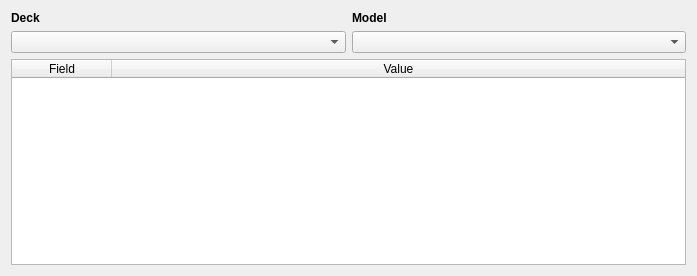
First picture: the form in src/gui/widgets/cardbuilder.ui, repository ripose-jp/Memento, before the edit.
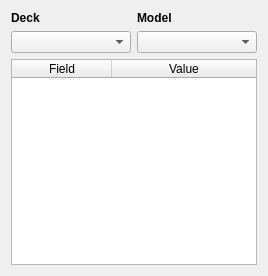
Second picture: the form after the edit. Custom widgets are drawn as their Qt base class.

```diff
--- a/src/gui/widgets/cardbuilder.ui
+++ b/src/gui/widgets/cardbuilder.ui
@@ -6,7 +6,7 @@
    <rect>
     <x>0</x>
     <y>0</y>
-    <width>687</width>
+    <width>268</width>
     <height>276</height>
    </rect>
   </property>
@@ -84,12 +84,6 @@
        <verstretch>0</verstretch>
       </sizepolicy>
      </property>
-     <property name="minimumSize">
-      <size>
-       <width>675</width>
-       <height>0</height>
-      </size>
-     </property>
      <attribute name="horizontalHeaderStretchLastSection">
       <bool>true</bool>
      </attribute>
@@ -113,6 +107,13 @@
    </item>
   </layout>
  </widget>
+ <customwidgets>
+  <customwidget>
+   <class>ScrollComboBox</class>
+   <extends>QComboBox</extends>
+   <header>src/gui/widgets/scrollcombobox.h</header>
+  </customwidget>
+ </customwidgets>
  <resources/>
  <connections/>
 </ui>
```
Left out of the diff: 10 changed lines with no effect on the pictures.
